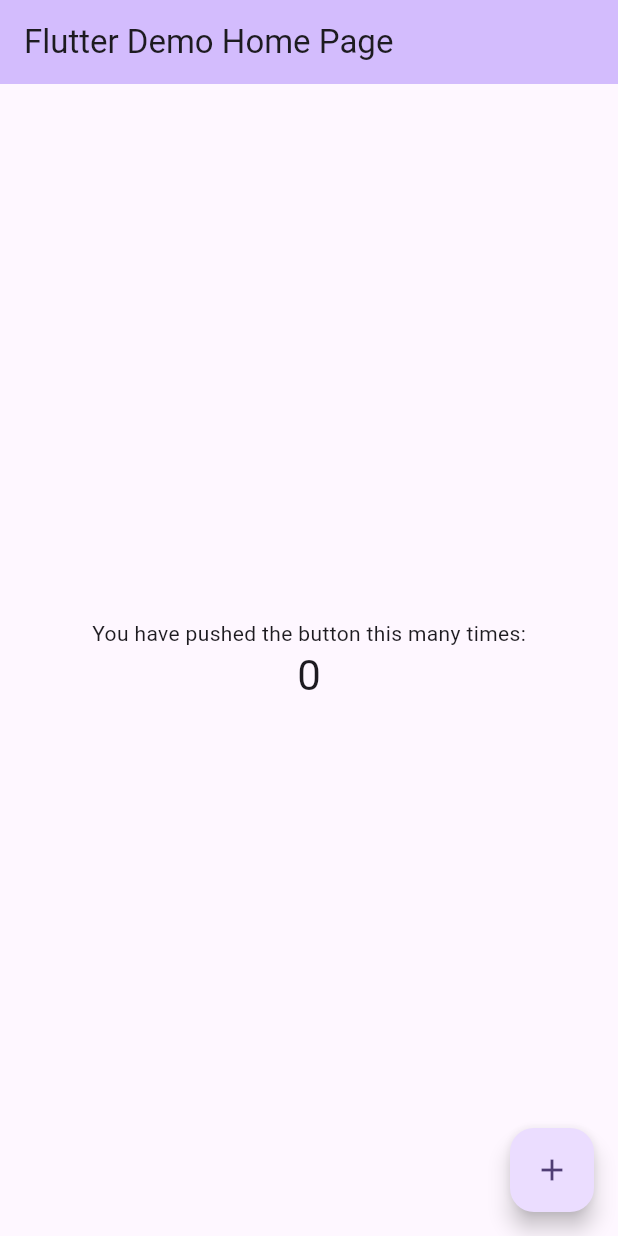
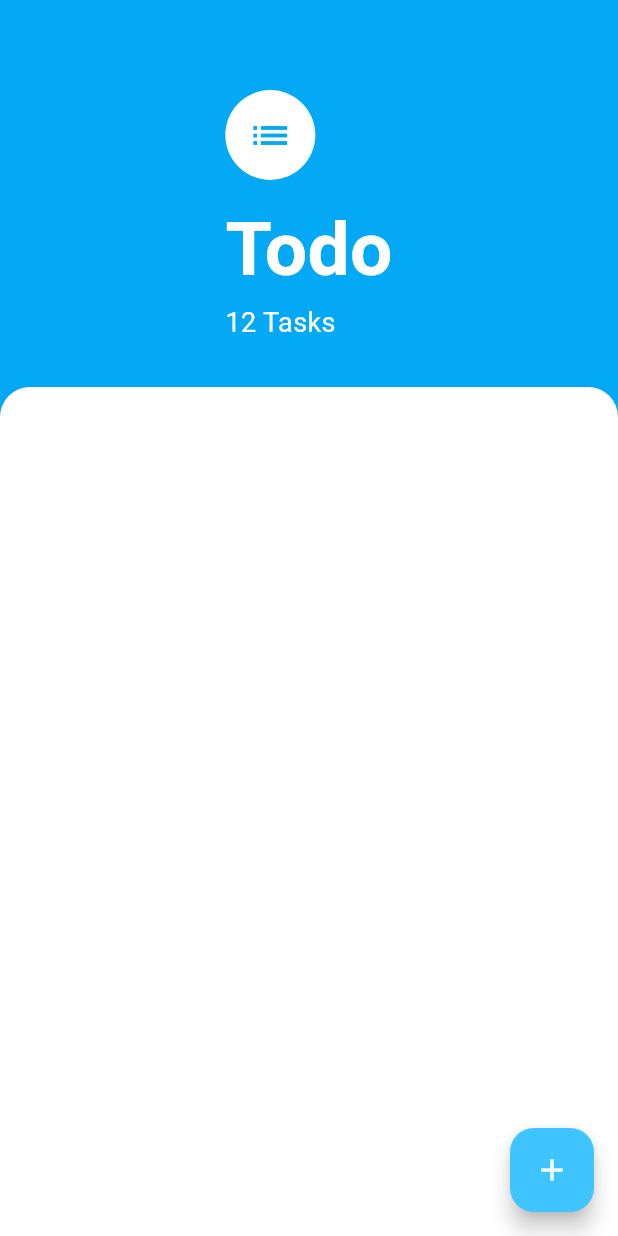
Before and after one commit to Heriberto-Juarez/todo, a Flutter app: the screen it shows after launch, on a phone screen of 412 x 824 dp. Run offline on Flutter 3.47's test engine with Material 3 defaults, Android fonts, the phone set to English and light mode, and no system bars.

Commit message:
Create main screen

```diff
--- a/lib/main.dart
+++ b/lib/main.dart
@@ -1,4 +1,5 @@
 import 'package:flutter/material.dart';
+import 'package:todo/screens/tasks_screen.dart';
 
 void main() {
   runApp(const MyApp());
@@ -7,119 +8,10 @@ void main() {
 class MyApp extends StatelessWidget {
   const MyApp({super.key});
 
-  // This widget is the root of your application.
   @override
   Widget build(BuildContext context) {
-    return MaterialApp(
-      title: 'Flutter Demo',
-      theme: ThemeData(
-        // This is the theme of your application.
-        //
-        // TRY THIS: Try running your application with "flutter run". You'll see
-        // the application has a purple toolbar. Then, without quitting the app,
-        // try changing the seedColor in the colorScheme below to Colors.green
-        // and then invoke "hot reload" (save your changes or press the "hot
-        // reload" button in a Flutter-supported IDE, or press "r" if you used
-        // the command line to start the app).
-        //
-        // Notice that the counter didn't reset back to zero; the application
-        // state is not lost during the reload. To reset the state, use hot
-        // restart instead.
-        //
-        // This works for code too, not just values: Most code changes can be
-        // tested with just a hot reload.
-        colorScheme: ColorScheme.fromSeed(seedColor: Colors.deepPurple),
-        useMaterial3: true,
-      ),
-      home: const MyHomePage(title: 'Flutter Demo Home Page'),
+    return const MaterialApp(
+      home: TasksScreen(),
     );
   }
 }
-
-class MyHomePage extends StatefulWidget {
-  const MyHomePage({super.key, required this.title});
-
-  // This widget is the home page of your application. It is stateful, meaning
-  // that it has a State object (defined below) that contains fields that affect
-  // how it looks.
-
-  // This class is the configuration for the state. It holds the values (in this
-  // case the title) provided by the parent (in this case the App widget) and
-  // used by the build method of the State. Fields in a Widget subclass are
-  // always marked "final".
-
-  final String title;
-
-  @override
-  State<MyHomePage> createState() => _MyHomePageState();
-}
-
-class _MyHomePageState extends State<MyHomePage> {
-  int _counter = 0;
-
-  void _incrementCounter() {
-    setState(() {
-      // This call to setState tells the Flutter framework that something has
-      // changed in this State, which causes it to rerun the build method below
-      // so that the display can reflect the updated values. If we changed
-      // _counter without calling setState(), then the build method would not be
-      // called again, and so nothing would appear to happen.
-      _counter++;
-    });
-  }
-
-  @override
-  Widget build(BuildContext context) {
-    // This method is rerun every time setState is called, for instance as done
-    // by the _incrementCounter method above.
-    //
-    // The Flutter framework has been optimized to make rerunning build methods
-    // fast, so that you can just rebuild anything that needs updating rather
-    // than having to individually change instances of widgets.
-    return Scaffold(
-      appBar: AppBar(
-        // TRY THIS: Try changing the color here to a specific color (to
-        // Colors.amber, perhaps?) and trigger a hot reload to see the AppBar
-        // change color while the other colors stay the same.
-        backgroundColor: Theme.of(context).colorScheme.inversePrimary,
-        // Here we take the value from the MyHomePage object that was created by
-        // the App.build method, and use it to set our appbar title.
-        title: Text(widget.title),
-      ),
-      body: Center(
-        // Center is a layout widget. It takes a single child and positions it
-        // in the middle of the parent.
-        child: Column(
-          // Column is also a layout widget. It takes a list of children and
-          // arranges them vertically. By default, it sizes itself to fit its
-          // children horizontally, and tries to be as tall as its parent.
-          //
-          // Column has various properties to control how it sizes itself and
-          // how it positions its children. Here we use mainAxisAlignment to
-          // center the children vertically; the main axis here is the vertical
-          // axis because Columns are vertical (the cross axis would be
-          // horizontal).
-          //
-          // TRY THIS: Invoke "debug painting" (choose the "Toggle Debug Paint"
-          // action in the IDE, or press "p" in the console), to see the
-          // wireframe for each widget.
-          mainAxisAlignment: MainAxisAlignment.center,
-          children: <Widget>[
-            const Text(
-              'You have pushed the button this many times:',
-            ),
-            Text(
-              '$_counter',
-              style: Theme.of(context).textTheme.headlineMedium,
-            ),
-          ],
-        ),
-      ),
-      floatingActionButton: FloatingActionButton(
-        onPressed: _incrementCounter,
-        tooltip: 'Increment',
-        child: const Icon(Icons.add),
-      ), // This trailing comma makes auto-formatting nicer for build methods.
-    );
-  }
-}
--- /dev/null
+++ b/lib/screens/tasks_screen.dart
@@ -0,0 +1,68 @@
+import 'package:flutter/cupertino.dart';
+import 'package:flutter/material.dart';
+import 'package:flutter/widgets.dart';
+
+class TasksScreen extends StatelessWidget {
+  const TasksScreen({super.key});
+
+  @override
+  Widget build(BuildContext context) {
+    return Scaffold(
+      backgroundColor: Colors.lightBlue,
+      floatingActionButton: FloatingActionButton(
+          backgroundColor: Colors.lightBlueAccent,
+          child: const Icon(
+            Icons.add,
+            color: Colors.white,
+          ),
+          onPressed: () {}),
+      body: Column(children: [
+        Container(
+          padding: const EdgeInsets.only(
+              top: 60.0, left: 30.0, right: 30.0, bottom: 30.0),
+          child: const Column(
+            crossAxisAlignment: CrossAxisAlignment.start,
+            children: [
+              CircleAvatar(
+                backgroundColor: Colors.white,
+                radius: 30.0,
+                child: Icon(
+                  Icons.list,
+                  size: 30.0,
+                  color: Colors.lightBlue,
+                ),
+              ),
+              SizedBox(
+                height: 10.0,
+              ),
+              Text(
+                "Todo",
+                style: TextStyle(
+                    color: Colors.white,
+                    fontSize: 50.0,
+                    fontWeight: FontWeight.w700),
+              ),
+              Text(
+                "12 Tasks",
+                style: TextStyle(
+                  color: Colors.white,
+                  fontSize: 18.0,
+                ),
+              ),
+            ],
+          ),
+        ),
+        Expanded(
+          child: Container(
+            decoration: const BoxDecoration(
+              color: Colors.white,
+              borderRadius: BorderRadius.only(
+                  topLeft: Radius.circular(20.0),
+                  topRight: Radius.circular(20.0)),
+            ),
+          ),
+        ),
+      ]),
+    );
+  }
+}
```
Also changed, not shown: 1 other file.
